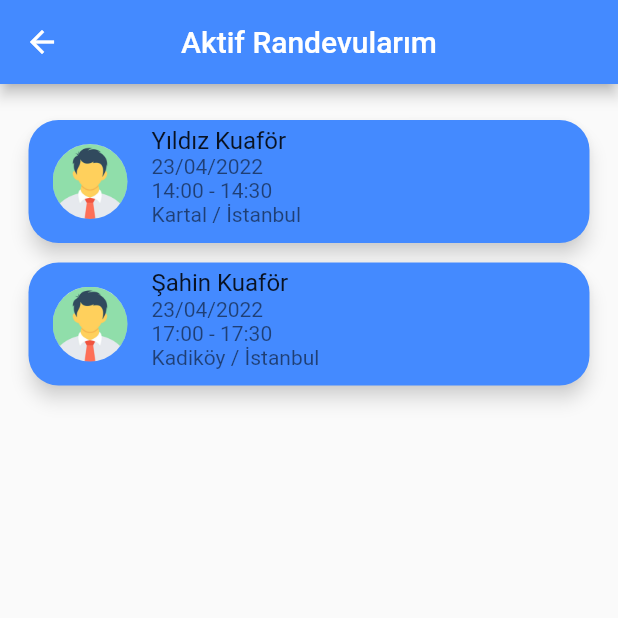
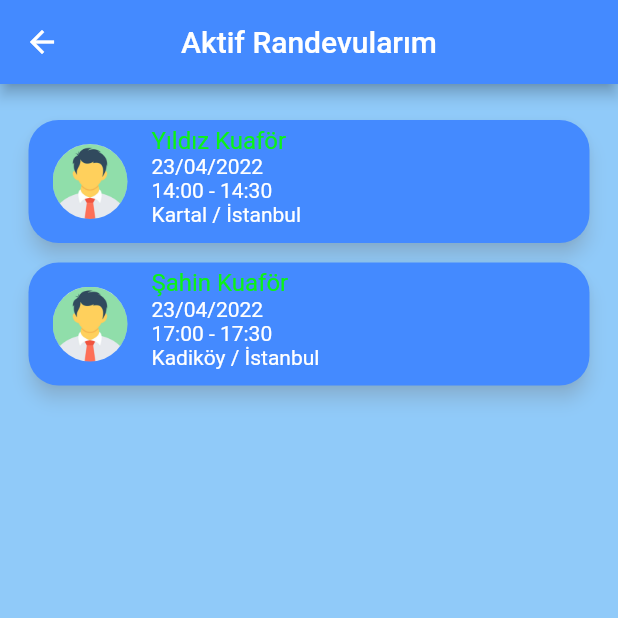
Before and after one commit to beytullahay/kuafor_randevu_sistemi, a Flutter app: the aktifRandevularim screen opened directly, on a phone screen of 412 x 824 dp, the top half of it. Run offline on Flutter 3.47's test engine with Material 2 defaults, Android fonts, the phone set to English and light mode, and no system bars; our stand-ins replace firebase_core; accounts and stored records are empty.

Commit message:
Arayüz Güncellemesi

```diff
--- /dev/null
+++ b/lib/constants.dart
@@ -0,0 +1,18 @@
+import 'package:flutter/material.dart';
+
+TextStyle kMetinStili = const TextStyle(
+    color: Colors.black54, fontSize: 20, fontWeight: FontWeight.bold);
+
+TextStyle kSayiStili = const TextStyle(
+    color: Colors.lightBlue, fontSize: 30, fontWeight: FontWeight.bold);
+
+Image logom = const Image(
+  image: AssetImage("assets/appLogo.jpg"),
+  fit: BoxFit.cover,
+);
+
+dynamic avatar1 = const CircleAvatar(
+  radius: 50.0,
+  backgroundColor: Colors.blueAccent,
+  backgroundImage: AssetImage('assets/profil.png'),
+);
--- a/lib/kuafor_tasarım/kuafor_home_page.dart
+++ b/lib/kuafor_tasarım/kuafor_home_page.dart
@@ -16,9 +16,10 @@ class _kuaforHomePageState extends State<kuaforHomePage> {
     return MaterialApp(
       home: SafeArea(
         child: Scaffold(
+          backgroundColor: Colors.blue[200],
           body: Center(
               child: Padding(
-            padding: const EdgeInsets.all(25.0),
+            padding: const EdgeInsets.fromLTRB(20, 50, 25, 50),
             child: Column(
               children: [
                 Expanded(
@@ -28,7 +29,6 @@ class _kuaforHomePageState extends State<kuaforHomePage> {
                     style: TextStyle(fontSize: 30),
                   ),
                 ),
-                SizedBox(height: 20),
                 Expanded(
                   flex: 6,
                   child: Row(
--- a/lib/musteri_tasarim/aktif_randevularim.dart
+++ b/lib/musteri_tasarim/aktif_randevularim.dart
@@ -12,6 +12,7 @@ class _aktifRandevularimState extends State<aktifRandevularim> {
   Widget build(BuildContext context) {
     return SafeArea(
         child: Scaffold(
+            backgroundColor: Colors.blue[200],
             appBar: AppBar(
               backgroundColor: Colors.blueAccent,
               centerTitle: true,
@@ -40,14 +41,27 @@ class _aktifRandevularimState extends State<aktifRandevularim> {
                           backgroundColor: Colors.blueAccent,
                           backgroundImage: AssetImage('assets/profil.png'),
                         ),
-                        title: Text('Yıldız Kuaför'),
+                        title: Text(
+                          'Yıldız Kuaför',
+                          style: TextStyle(
+                              color: Color.fromARGB(255, 12, 242, 24)),
+                        ),
                         isThreeLine: true,
                         subtitle: Column(
                           crossAxisAlignment: CrossAxisAlignment.start,
                           children: <Widget>[
-                            Text('23/04/2022'),
-                            Text('14:00 - 14:30'),
-                            Text('Kartal / İstanbul'),
+                            Text(
+                              '23/04/2022',
+                              style: TextStyle(color: Colors.white),
+                            ),
+                            Text(
+                              '14:00 - 14:30',
+                              style: TextStyle(color: Colors.white),
+                            ),
+                            Text(
+                              'Kartal / İstanbul',
+                              style: TextStyle(color: Colors.white),
+                            ),
                           ],
                         ),
                       ),
@@ -70,14 +84,27 @@ class _aktifRandevularimState extends State<aktifRandevularim> {
                           backgroundColor: Colors.blueAccent,
                           backgroundImage: AssetImage('assets/profil.png'),
                         ),
-                        title: Text('Şahin Kuaför'),
+                        title: Text(
+                          'Şahin Kuaför',
+                          style: TextStyle(
+                              color: Color.fromARGB(255, 12, 242, 24)),
+                        ),
                         isThreeLine: true,
                         subtitle: Column(
                           crossAxisAlignment: CrossAxisAlignment.start,
                           children: <Widget>[
-                            Text('23/04/2022'),
-                            Text('17:00 - 17:30'),
-                            Text('Kadiköy / İstanbul'),
+                            Text(
+                              '23/04/2022',
+                              style: TextStyle(color: Colors.white),
+                            ),
+                            Text(
+                              '17:00 - 17:30',
+                              style: TextStyle(color: Colors.white),
+                            ),
+                            Text(
+                              'Kadiköy / İstanbul',
+                              style: TextStyle(color: Colors.white),
+                            ),
                           ],
                         ),
                       ),
--- a/pubspec.yaml
+++ b/pubspec.yaml
@@ -29,6 +29,11 @@ environment:
 dependencies:
   flutter:
     sdk: flutter
+  firebase_auth: ^3.3.12
+  firebase_core: ^1.14.0
+  cloud_firestore: ^3.1.11
+  provider: ^6.0.2
+  email_validator: ^2.0.1
 
 
   # The following adds the Cupertino Icons font to your application.
```
Also changed, not shown: lib/kuafor_tasarım/kuaforGirisSayfasi.dart (renamed from lib/musteriGirisSayfasi.dart, +24 -25 lines), lib/kuafor_tasarım/kuaforKayitOlSayfasi.dart (renamed from lib/kuaforKayitOlSayfasi.dart, +12 -17 lines), lib/kullaniciTipi.dart (+7 -12 lines), lib/main.dart (+9 -2 lines), lib/musteri_tasarim/favori_kuaforlerim.dart (+9 -2 lines), lib/musteri_tasarim/musteriGirisSayfasi.dart (renamed from lib/kuaforGirisSayfasi.dart, +26 -24 lines), lib/musteri_tasarim/musteriKayitOlSayfasi.dart (renamed from lib/musteriKayitOlSayfasi.dart, +9 -14 lines), lib/musteri_tasarim/musteri_page.dart (+3 -5 lines), assets/appLogo.jpg (added), assets/berber.jpg, assets/logo.jpg (added), assets/logom.jpg (added), pubspec.lock, 3 other files.
